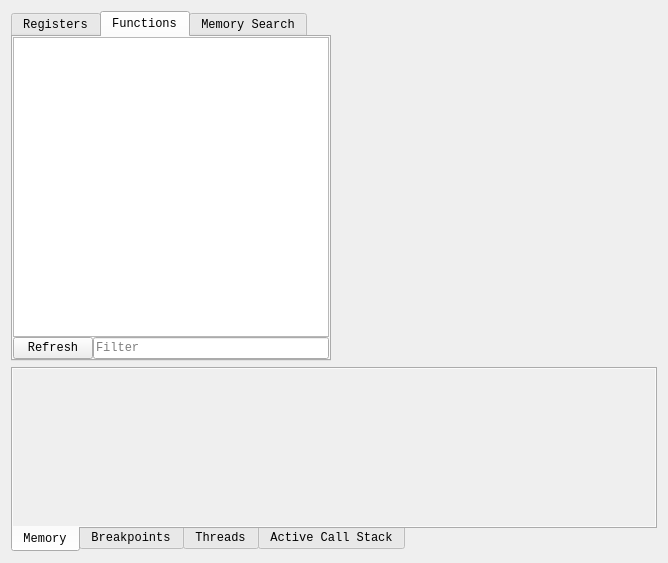
Before: the Qt Designer form pcsx2-qt/Debugger/CpuWidget.ui in PCSX2/pcsx2, drawn with Qt 5.
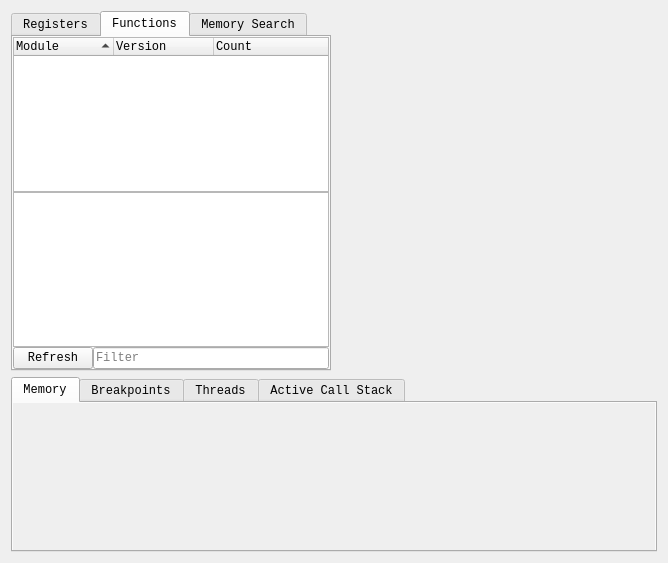
After: the same form once the commit is applied. The open tabs and pages were chosen to show the change. Custom widgets are drawn as their Qt base class.

Commit message: Debugger: IOP Function Tree

Patch:
```diff
--- a/pcsx2-qt/Debugger/CpuWidget.ui
+++ b/pcsx2-qt/Debugger/CpuWidget.ui
@@ -115,6 +115,40 @@
            <property name="bottomMargin">
             <number>0</number>
            </property>
+           <item>
+            <widget class="QTreeWidget" name="treeModules">
+             <property name="enabled">
+              <bool>true</bool>
+             </property>
+             <property name="contextMenuPolicy">
+              <enum>Qt::CustomContextMenu</enum>
+             </property>
+             <property name="indentation">
+              <number>8</number>
+             </property>
+             <property name="sortingEnabled">
+              <bool>true</bool>
+             </property>
+             <property name="columnCount">
+              <number>3</number>
+             </property>
+             <column>
+              <property name="text">
+               <string>Module</string>
+              </property>
+             </column>
+             <column>
+              <property name="text">
+               <string>Version</string>
+              </property>
+             </column>
+             <column>
+              <property name="text">
+               <string>Count</string>
+              </property>
+             </column>
+            </widget>
+           </item>
            <item>
             <widget class="QListWidget" name="listFunctions">
              <property name="contextMenuPolicy">
@@ -324,7 +358,7 @@
         </size>
        </property>
        <property name="tabPosition">
-        <enum>QTabWidget::South</enum>
+        <enum>QTabWidget::North</enum>
        </property>
        <property name="currentIndex">
         <number>0</number>
```
The commit also changes 9 other files.
